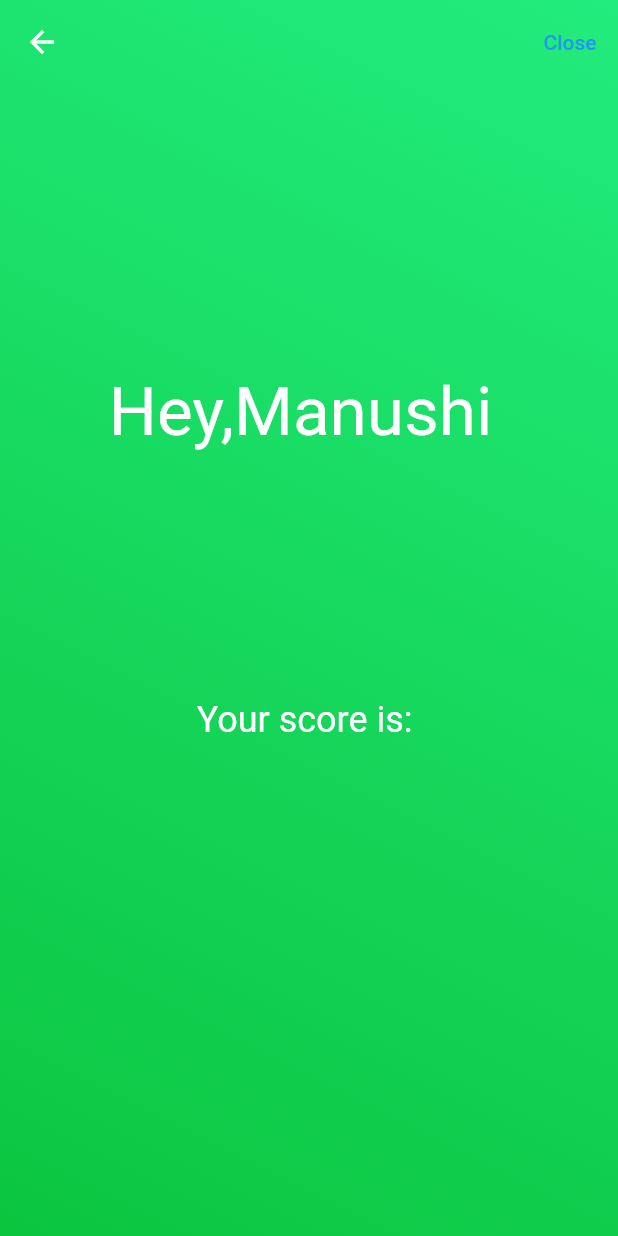
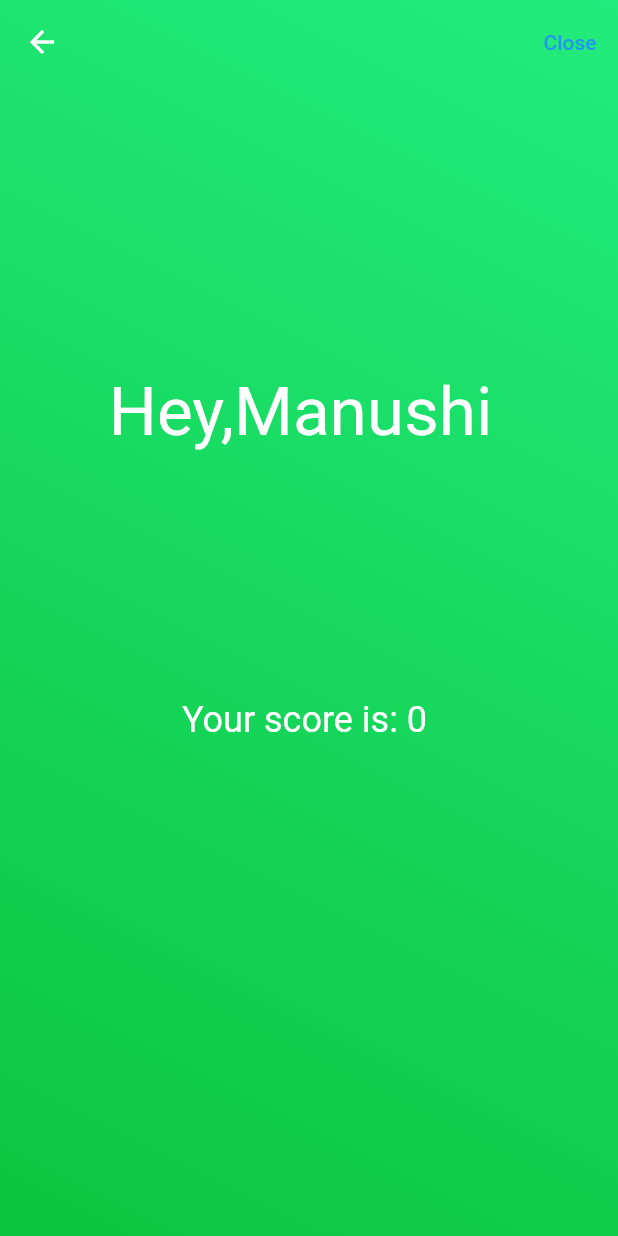
Before and after one commit to manushi7/smile_quiz_1917803, a Flutter app: the SmileScreen screen opened directly, after a tap on "Close", on a phone screen of 412 x 824 dp. Run offline on Flutter 3.47's test engine with Material 2 defaults, Android fonts, the phone set to English and light mode, and no system bars; our stand-ins replace email_validator, firebase_auth, firebase_core, flutter_svg, fluttertoast, get and 3 more; accounts and stored records are empty; network calls fail.

Commit message:
displayed time and score

```diff
--- a/lib/controller/question_api_service.dart
+++ b/lib/controller/question_api_service.dart
@@ -1,6 +1,5 @@
 import 'dart:convert';
 import 'dart:io';
-
 import 'package:flutter/material.dart';
 
 import '../model/question_api_model.dart';
--- a/lib/view/score_board.dart
+++ b/lib/view/score_board.dart
@@ -2,14 +2,15 @@ import 'package:flutter/material.dart';
 import 'package:get/get.dart';
 
 import 'package:flutter_svg/svg.dart';
-import 'package:smile_quiz/controller/question_controller.dart';
+
 import 'Home_screen.dart';
 
 
 class ScoreScreen extends StatelessWidget {
+  final int? finalScore;
+  const ScoreScreen({Key? key, this.finalScore}) : super(key: key);
   @override
   Widget build(BuildContext context) {
-    // QuestionController _qnController = Get.put(QuestionController());
     return Scaffold(
       extendBodyBehindAppBar: true,
       appBar: AppBar(
@@ -17,7 +18,7 @@ class ScoreScreen extends StatelessWidget {
         elevation: 0,
         actions: [
          TextButton(onPressed: (){
-          Navigator.push(
+          Navigator.pushReplacement(
                         context,
                         MaterialPageRoute(
                           builder: (context) => HomeScreen(),
@@ -53,7 +54,7 @@ class ScoreScreen extends StatelessWidget {
               Spacer(),
               Spacer(flex: 1),
               Text(
-                "Your score is: ",
+                "Your score is: $finalScore ",
                 style: Theme.of(context)
                     .textTheme
                     .headline5
--- a/lib/view/smile_screen.dart
+++ b/lib/view/smile_screen.dart
@@ -1,24 +1,23 @@
-
+import 'dart:async';
 import 'dart:developer';
 
 import 'package:flutter_svg/svg.dart';
 import 'package:get/get_state_manager/src/simple/get_state.dart';
 
-
 import 'package:flutter/material.dart';
-
 
 import 'package:get/get.dart';
 import 'package:provider/provider.dart';
-import 'package:smile_quiz/controller/question_controller.dart';
+
 import 'package:smile_quiz/model/question_api_model.dart';
 import 'package:smile_quiz/provider/question_api_provider.dart';
+import 'package:smile_quiz/provider/score_provider.dart';
 import 'package:smile_quiz/utils/constants.dart';
 import '../utils/api_response.dart';
+import 'Home_screen.dart';
 import 'score_board.dart';
 
-
-class SmileScreen extends StatefulWidget{
+class SmileScreen extends StatefulWidget {
   const SmileScreen({super.key});
 
   @override
@@ -29,71 +28,83 @@ class _SmileScreenState extends State<SmileScreen> {
   @override
   void initState() {
     showQuestion();
-    // startTimer();
+    onTimer();
     super.initState();
   }
+  ScoreProvider scoreProvider = ScoreProvider();
+  static const maxSeconds = 90;
+  int seconds = maxSeconds;
   QuestionApiProvider questionApiProvider = QuestionApiProvider();
   List<String> solutionIndex = ['a.', 'b.', 'c.', 'd.'];
   int solutionIndicator = -1;
   showQuestion() async {
     await questionApiProvider.getApiService();
   }
+  void onTimer() {
+    Timer.periodic(const Duration(seconds: 1), (timer) {
+      if (seconds == 0) {
+        timer.cancel();
+
+        seconds = maxSeconds;
+
+        scoreProvider.resetTotalScore();
+        scoreProvider.setQuestionNum();
 
 
+      } else {
+        setState(() => seconds--);
+      }
+    });
+  }
   @override
-  Widget build(BuildContext context){
+  Widget build(BuildContext context) {
     return Scaffold(
       extendBodyBehindAppBar: true,
-      appBar: AppBar(
+      appBar: (seconds == 0)?null:
+      AppBar(
         backgroundColor: Color.fromARGB(0, 9, 31, 43),
         elevation: 0,
-        actions: [
-         TextButton(onPressed: (){
-          Navigator.push(
+        leading: Text("Score ${scoreProvider.totalScore}", style: TextStyle(color: Colors.black, fontSize: 17), ),
+        actions: (seconds == 0)?null: [
+          TextButton(
+              onPressed: () {
+                Navigator.pushReplacement(
                     context,
                     MaterialPageRoute(
-                          builder: (context) => ScoreScreen(),
-                        )
-                      );
-         }, child: Text("Close"))
+                      builder: (context) => ScoreScreen(finalScore: scoreProvider.totalScore,),
+                    ));
+              },
+              child: Text("Close"))
         ],
+      ),
+      body: seconds == 0
+          ? ScoreScreen(finalScore: scoreProvider.totalScore,):
 
-      ),
-      body:  Stack(
 
-      children: [
-        Image.asset("assets\gradientorange.jpg", fit: BoxFit.fill),
+      Stack (children: [
         SafeArea(
+            child: Container(
+          decoration: BoxDecoration(color: Colors.amber),
           child: Padding(
             padding: const EdgeInsets.symmetric(horizontal: 16.0),
-            child: Column(
-
-              crossAxisAlignment: CrossAxisAlignment.start,
+            child:
+                Column(crossAxisAlignment: CrossAxisAlignment.center, mainAxisAlignment: MainAxisAlignment.start,
                  children: [
 
-              ProgressBar(),
               Text.rich(
                 TextSpan(
-                  text: "Question 1",
+                  text: "Question ",
                   style: Theme.of(context)
                       .textTheme
-                  .headline4?.
-                  copyWith(color:kSecondaryColor),
-                  children: [
-                    TextSpan(
-                      text : "/....",
-                      style: Theme.of(context)
-                      .textTheme
-                      .headline5!
-                      .copyWith(
-                        color: kSecondaryColor
-
+                      .headline4
+                      ?.copyWith(color: kSecondaryColor),
                 ),
               ),
-                  ],
-
+              Container(
+                child: (seconds == 0) ? null : viewTime(),
               ),
-
+              SizedBox(
+                height: 20,
               ),
               ChangeNotifierProvider<QuestionApiProvider>(
                 create: (BuildContext context) => questionApiProvider,
@@ -106,9 +117,7 @@ showQuestion() async {
                       return const CircularProgressIndicator(); //
 
                     case Status.error:
-                                    return Text(value.responseList?.message
-                                            .toString() ??
-                                        '');
+                      return Text(value.responseList?.message.toString() ?? '');
                     case Status.completed:
                       return Column(
                         mainAxisSize: MainAxisSize.min,
@@ -121,9 +130,7 @@ showQuestion() async {
                                 image: DecorationImage(
                                     fit: BoxFit.fill,
                                     image: NetworkImage(value
-                                                          .responseList
-                                                          ?.data!
-                                                          .question
+                                            .responseList?.data!.question
                                             .toString() ??
                                         ""))),
                           ),
@@ -139,73 +146,52 @@ SizedBox(
                                       crossAxisSpacing: 15,
                                       mainAxisSpacing: 30),
                               itemCount: value.viewAnswer.length,
-                                            itemBuilder:
-                                                (BuildContext ctx, index) {
+                              itemBuilder: (BuildContext ctx, index) {
                                 return Container(
                                   decoration: BoxDecoration(
-                                                    color:kSecondaryColor,
-
-                                                    borderRadius:
-                                                        BorderRadius.circular(
-                                                            15)),
+                                      color: kSecondaryColor,
+                                      borderRadius: BorderRadius.circular(15)),
                                   child: ListTile(
                                     leading: Text(
-                                                    solutionIndex[value
-                                                        .viewAnswer
-                                                        .indexOf(
-                                                            value.viewAnswer[
-                                                                index])],
+                                      solutionIndex[value.viewAnswer
+                                          .indexOf(value.viewAnswer[index])],
                                       style: TextStyle(
                                           // color: Colors.white,
-                                                        fontWeight:
-                                                            FontWeight.w400,
+                                          fontWeight: FontWeight.w400,
                                           fontSize: 15),
                                     ),
                                     onTap: () async {
                                       setState(() {
-                                                      solutionIndicator = value
-                                                          .viewAnswer
-                                                          .indexOf(
-                                                              value.viewAnswer[
-                                                                  index]);
+                                        solutionIndicator = value.viewAnswer
+                                            .indexOf(value.viewAnswer[index]);
                                       });
-if (value.responseList
-                                                            ?.data!.solution ==
-                                                        value.viewAnswer[index]
-                                                            .toString()) {
-                                                      // pointViewModel
-                                                      //     .totalScore();
+                                      if (value.responseList?.data!.solution.toString()==
+                                          value.viewAnswer[index].toString()) {
 
-                                                      // log("${pointViewModel.score}",
-                                                      //     name: "score value");
+                                        scoreProvider.setTotalScore();
+                                        scoreProvider.getQuestionNum();
 
-                                                      // pointViewModel
-                                                      //     .questionNum();
 
                                         Future.delayed(
-                                                        const Duration(
-                                                            seconds: 1),
+                                          const Duration(seconds: 1),
                                           () async {
                                             await questionApiProvider
                                                 .getApiService();
 
                                             setState(() {
-                                                            solutionIndicator =
-                                                                -1;
+                                              solutionIndicator = -1;
                                             });
                                           },
                                         );
                                       } else {
                                         Future.delayed(
-                                                        const Duration(
-                                                            seconds: 1),
+                                          const Duration(seconds: 1),
                                           () async {
                                             await questionApiProvider
                                                 .getApiService();
 
                                             setState(() {
-                                                            solutionIndicator =
-                                                                -1;
+                                              solutionIndicator = -1;
                                             });
                                           },
                                         );
@@ -215,11 +201,9 @@ Future.delayed(
                                       }
                                     },
                                     title: Text(
-                                                    value.viewAnswer[index]
-                                                        .toString(),
-                                                    style: TextStyle(
-                                                        fontWeight:
-                                                            FontWeight.w400,
+                                      value.viewAnswer[index].toString(),
+                                      style: const TextStyle(
+                                          fontWeight: FontWeight.w400,
                                           fontSize: 20),
                                     ),
                                   ),
@@ -233,76 +217,41 @@ Future.delayed(
                   return Container();
                 })),
               )
+            ]),
+          ),
+        ))
+      ]),
+      //BodyPart( ),
+    );
+  }
+  Widget displayTime() {
+    return FittedBox(
+      child: Text(
+        seconds.toString(),
+        style: TextStyle(
+            fontSize: 30,
+            fontWeight: FontWeight.bold),
+      ),
+    );
+  }
 
-
-
-
-
-
-      ]),))]),
-      //BodyPart( ),
-
+  Widget viewTime() {
+    return SizedBox(
+      height: 60,
+      width: 60,
+      child: Stack(
+        fit: StackFit.expand,
+        children: [
+          CircularProgressIndicator(
+            color: Color.fromARGB(255, 5, 101, 41),
+            value: seconds / maxSeconds,
+            strokeWidth: 5,
+          ),
+          Center(
+            child: displayTime(),
+          )
+        ],
+      ),
     );
-
   }
 }
-
-
-class ProgressBar extends StatelessWidget {
-
-
-  @override
-  Widget build(BuildContext context) {
-    return Container(
-      width: double.infinity,
-      height: 35,
-      decoration: BoxDecoration(
-        border: Border.all(color: Color(0xFF3F4768), width: 3),
-        borderRadius: BorderRadius.circular(50),
-      ),
-      child: Center(
-        child: LinearProgressIndicator(),
-      )
-    );
-      // GetBuilder<QuestionController>(
-      //   init: QuestionController(),
-      //   builder: (controller) {
-      //     return
-      //     Stack(
-      //       children: [
-      //         // LayoutBuilder provide us the available space for the conatiner
-      //         // constraints.maxWidth needed for our animation
-      //         LayoutBuilder(
-      //           builder: (context, constraints) => Container(
-      //             // from 0 to 1 it takes 60s
-      //             width: constraints.maxWidth * controller.animation.value,
-      //             decoration: BoxDecoration(
-      //               gradient: kPrimaryGradient,
-      //               borderRadius: BorderRadius.circular(50),
-      //             ),
-      //           ),
-      //         ),
-      //         Positioned.fill(
-      //           child: Padding(
-      //             padding: const EdgeInsets.symmetric(
-      //                 horizontal: 16 / 2),
-      //             child: Row(
-      //               mainAxisAlignment: MainAxisAlignment.spaceBetween,
-      //               children: [
-      //                 Text("${(controller.animation.value * 60).round()} sec"),
-      //                 SvgPicture.asset("assets/icons/clock.svg"),
-      //               ],
-      //             ),
-      //           ),
-      //         ),
-      //       ],
-      //     );
-      //   },
-      // ),
-    //);
-  }
-}
-
-
-
-// ignore: non_constant_identifier_names
```
Also changed, not shown: lib/provider/score_provider.dart (added, +31 -0 lines), lib/view/login_screen.dart (+4 -15 lines), lib/controller/question_controller.dart (added), lib/model/question_api_model.dart (line endings or trailing spaces). Lines whose indentation alone changed are shown as unchanged.
